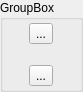
First picture: the form in modules/automation/projects/HilecGui/src/rcUnits/RcUnitFlagWidget.ui, repository OFFIS-Automation/Framework, before the edit.
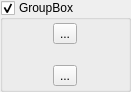
Second picture: the form after the edit. Icons and pictures are not drawn.

Commit message: automatic widgets for RC-Units

Diff of the .ui file:
```diff
--- a/modules/automation/projects/HilecGui/src/rcUnits/RcUnitFlagWidget.ui
+++ b/modules/automation/projects/HilecGui/src/rcUnits/RcUnitFlagWidget.ui
@@ -6,7 +6,7 @@
    <rect>
     <x>0</x>
     <y>0</y>
-    <width>74</width>
+    <width>131</width>
     <height>92</height>
    </rect>
   </property>
@@ -34,8 +34,29 @@
      <property name="title">
       <string>GroupBox</string>
      </property>
+     <property name="checkable">
+      <bool>true</bool>
+     </property>
      <layout class="QHBoxLayout" name="horizontalLayout_2">
       <property name="spacing">
+       <number>0</number>
+      </property>
+      <property name="leftMargin">
+       <number>0</number>
+      </property>
+      <property name="topMargin">
+       <number>0</number>
+      </property>
+      <property name="rightMargin">
+       <number>0</number>
+      </property>
+      <property name="bottomMargin">
+       <number>0</number>
+      </property>
+      <item>
+       <widget class="QWidget" name="contentWidget" native="true">
+        <layout class="QHBoxLayout" name="horizontalLayout_3">
+         <property name="spacing">
        <number>3</number>
       </property>
       <property name="leftMargin">
@@ -105,6 +126,9 @@
          </widget>
         </item>
        </layout>
+         </item>
+        </layout>
+       </widget>
       </item>
      </layout>
     </widget>
```
Lines whose indentation alone changed are shown as unchanged. The commit also changes 6 other files.
